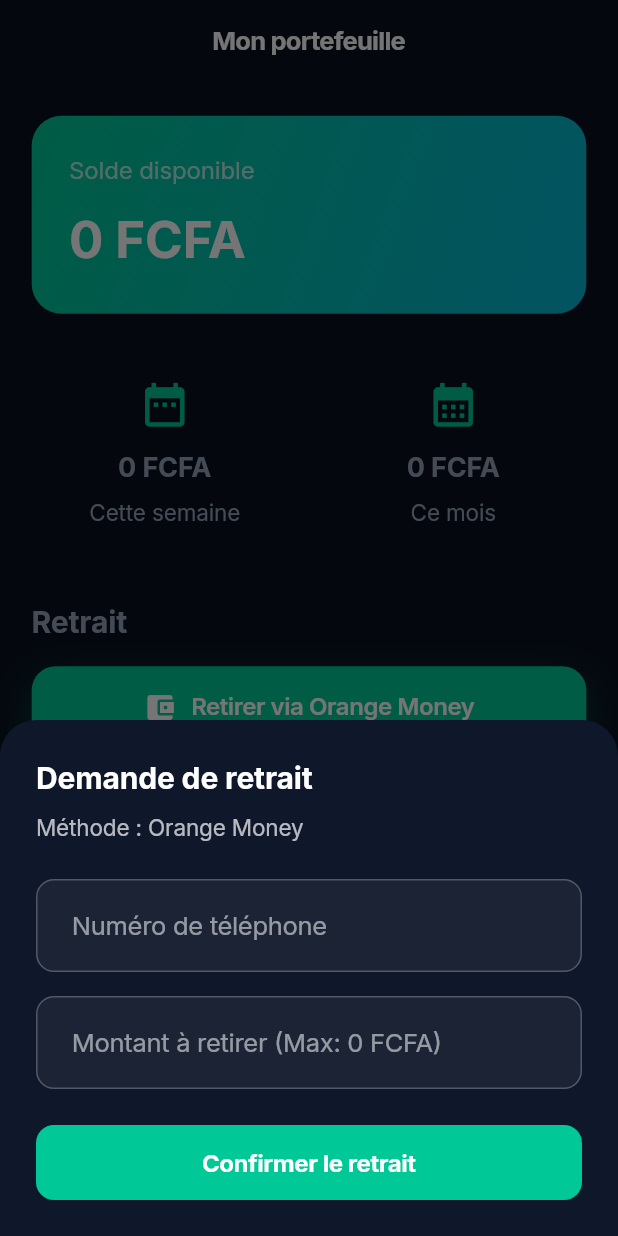
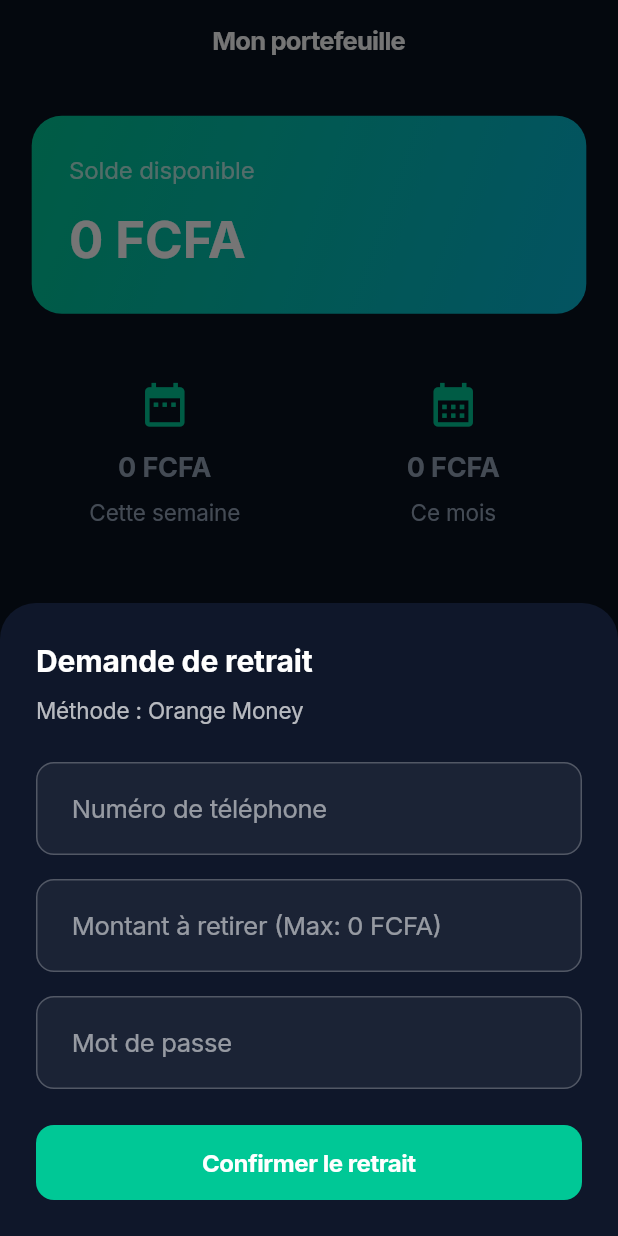
Before and after one commit to CODEUR237-JOAN/camtrans_1, a Flutter app: the Portefeuille screen opened by its route, after a tap on "Retirer via Orange Money", on a phone screen of 412 x 824 dp. Run offline on Flutter 3.47's test engine with Material 3 defaults, Android fonts, the phone set to English and light mode, and no system bars; our stand-ins replace cloud_firestore, connectivity_plus, dio, firebase_auth, firebase_core, firebase_messaging and 23 more; missing offline and left inert: dart:html, flutter_map_cancellable_tile_provider, flutter_ringtone_player; accounts and stored records are empty; project files that could hold a hidden picture were left out.

Commit message:
Require password verification for transporter wallet withdrawals

```diff
--- a/lib/fonctionnalites/transporteur/portefeuille.dart
+++ b/lib/fonctionnalites/transporteur/portefeuille.dart
@@ -1,6 +1,7 @@
 import 'package:flutter/material.dart';
 import 'package:flutter_riverpod/flutter_riverpod.dart';
 import 'package:cloud_firestore/cloud_firestore.dart';
+import 'package:update_camtrans/services/service_authentification.dart';
 
 import 'package:update_camtrans/coeur/constantes/couleurs.dart';
 import 'package:update_camtrans/coeur/constantes/tailles.dart';
@@ -140,6 +141,7 @@ class Portefeuille extends ConsumerWidget {
   void _demanderRetrait(BuildContext context, WidgetRef ref, String methode, double soldeDisponible) {
     final TextEditingController montantController = TextEditingController();
     final TextEditingController compteController = TextEditingController();
+    final TextEditingController mdpController = TextEditingController();
     bool isLoading = false;
 
     showModalBottomSheet(
@@ -189,6 +191,19 @@ class Portefeuille extends ConsumerWidget {
                         focusedBorder: OutlineInputBorder(borderSide: const BorderSide(color: CouleursApp.primaire), borderRadius: BorderRadius.circular(12)),
                       ),
                     ),
+                    const SizedBox(height: 16),
+
+                    TextField(
+                      controller: mdpController,
+                      obscureText: true,
+                      style: const TextStyle(color: Colors.white),
+                      decoration: InputDecoration(
+                        labelText: "Mot de passe",
+                        labelStyle: const TextStyle(color: Colors.white54),
+                        enabledBorder: OutlineInputBorder(borderSide: const BorderSide(color: Colors.white24), borderRadius: BorderRadius.circular(12)),
+                        focusedBorder: OutlineInputBorder(borderSide: const BorderSide(color: CouleursApp.primaire), borderRadius: BorderRadius.circular(12)),
+                      ),
+                    ),
                     const SizedBox(height: 24),
 
                     SizedBox(
@@ -202,8 +217,9 @@ class Portefeuille extends ConsumerWidget {
                         onPressed: isLoading ? null : () async {
                           final montantText = montantController.text.trim();
                           final compte = compteController.text.trim();
+                          final mdp = mdpController.text;
 
-                          if (montantText.isEmpty || compte.isEmpty) {
+                          if (montantText.isEmpty || compte.isEmpty || mdp.isEmpty) {
                             ScaffoldMessenger.of(ctx).showSnackBar(const SnackBar(content: Text("Veuillez remplir tous les champs")));
                             return;
                           }
@@ -222,6 +238,16 @@ class Portefeuille extends ConsumerWidget {
                           setState(() => isLoading = true);
 
                           try {
+                            final authService = ref.read(serviceAuthentificationProvider);
+                            final currentUser = authService.utilisateur;
+
+                            if (currentUser == null || currentUser.email == null) {
+                               throw Exception("Utilisateur non connecté ou e-mail introuvable.");
+                            }
+
+                            // Reauthentifier (lance une erreur si mdp incorrect)
+                            await authService.reauthentifier(currentUser.email!, mdp);
+
                             final transporteurId = ref.read(currentTransporteurIdProvider);
 
                             await FirebaseFirestore.instance.collection('paiements').add({
```
